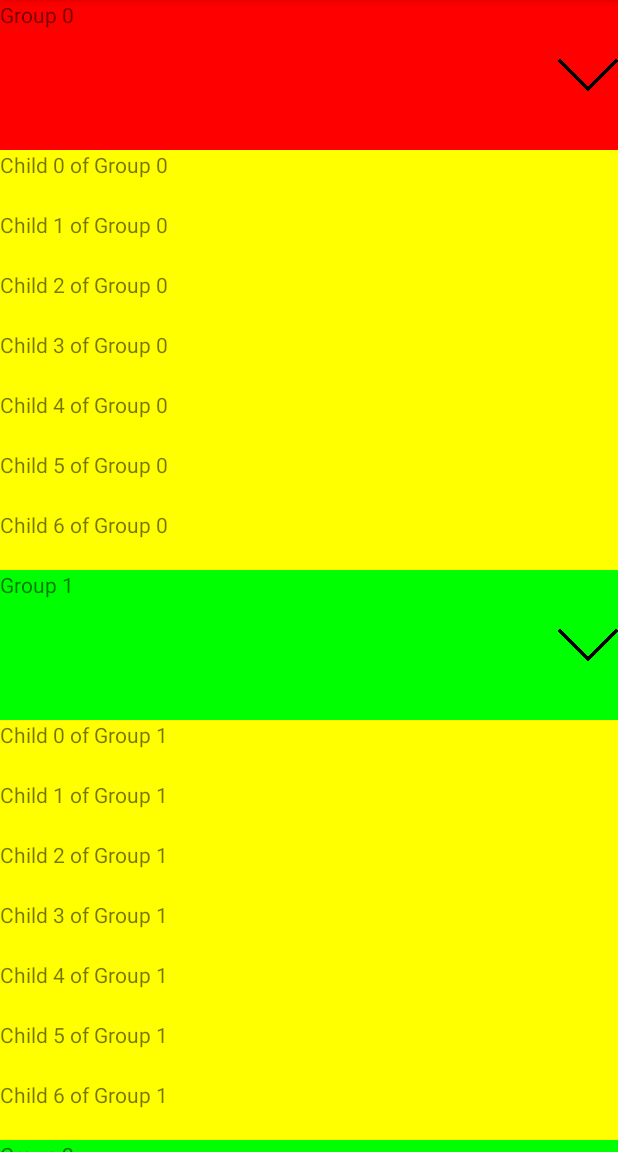
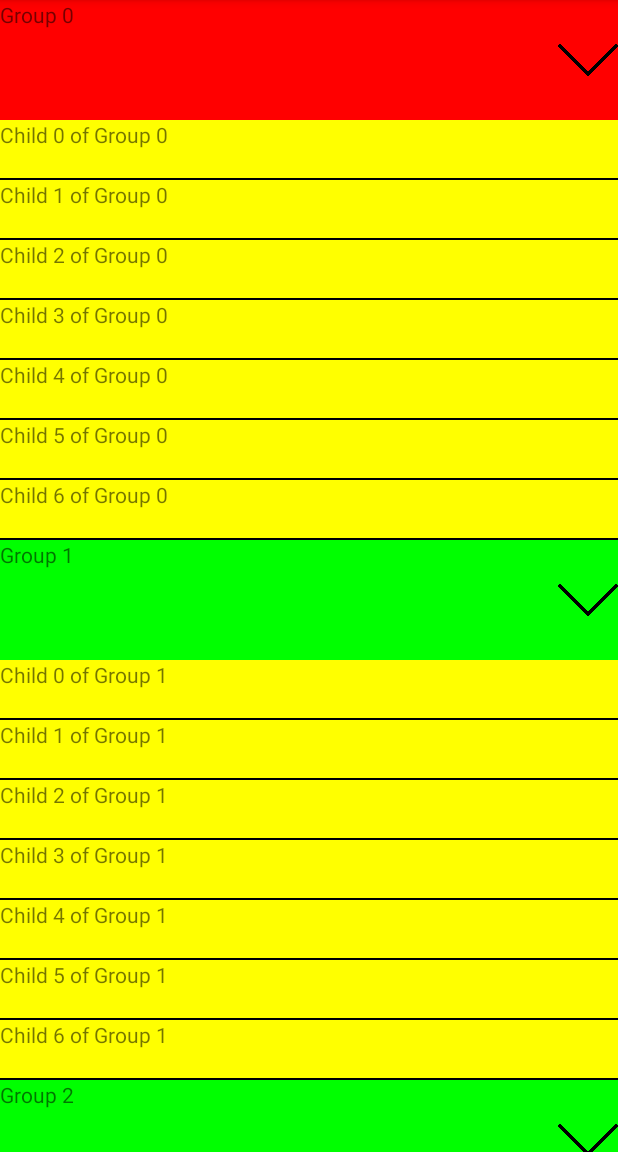
Before and after one commit to armansimonyan13/ExpandableRecyclerView, an Android app: the screen it shows after launch (MainActivity), on a phone screen of 412 x 824 dp, the part 84-1236 px from its top. Run offline under Robolectric (Android 15) with nearby library versions, the phone set to English and light mode, and no system bars.

Commit message:
Update item layouts

```diff
--- a/app/src/main/res/layout/view_item_child.xml
+++ b/app/src/main/res/layout/view_item_child.xml
@@ -8,6 +8,12 @@
 	<TextView
 			android:id="@+id/text"
 			android:layout_width="match_parent"
-			android:layout_height="wrap_content" />
+			android:layout_height="0dp"
+			android:layout_weight="1" />
+
+	<View
+			android:layout_width="match_parent"
+			android:layout_height="1dp"
+			android:background="#000" />
 
 </LinearLayout>
--- a/app/src/main/res/layout/view_item_group.xml
+++ b/app/src/main/res/layout/view_item_group.xml
@@ -8,7 +8,7 @@
 	<TextView
 			android:id="@+id/text"
 			android:layout_width="0dp"
-			android:layout_height="100dp"
+			android:layout_height="80dp"
 			android:layout_weight="1" />
 
 	<ImageView
```
